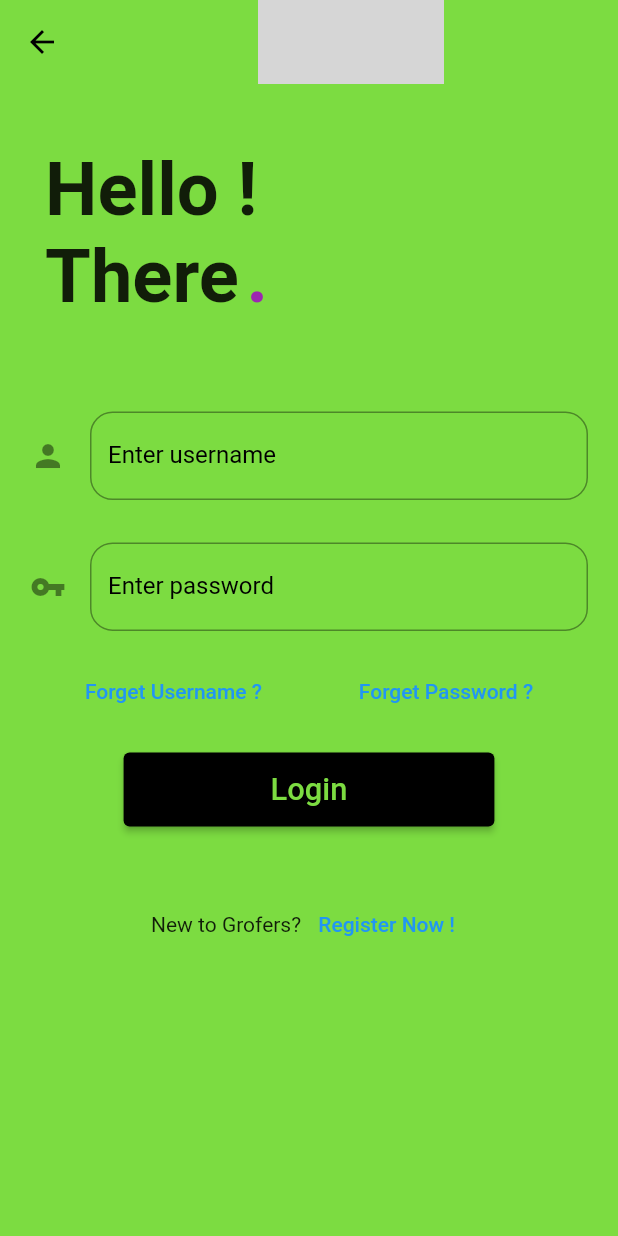
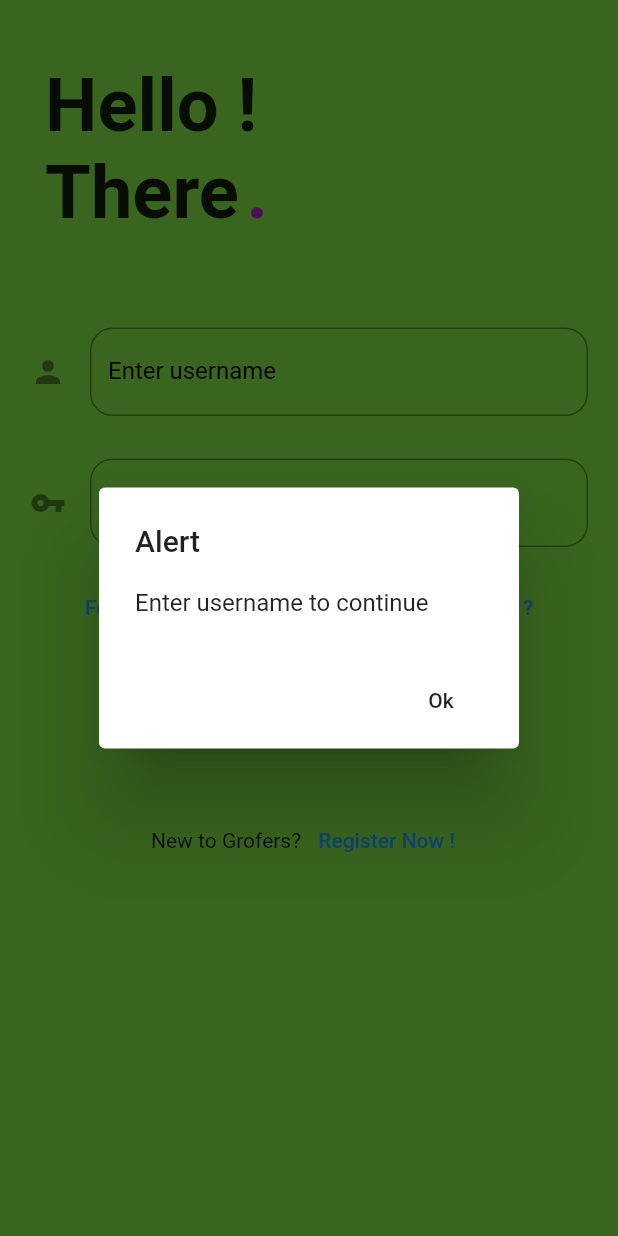
Before and after one commit to ayushgupta87/grofers_demo_app, a Flutter app: the LoginPage screen opened directly, after a tap on "Login", on a phone screen of 412 x 824 dp. Run offline on Flutter 3.47's test engine with Material 2 defaults, Android fonts, the phone set to English and light mode, and no system bars; our stand-ins replace fluttertoast, modal_progress_hud, shared_preferences; accounts and stored records are empty; grey boxes are pictures that could not be loaded.

Commit message:
Login page

```diff
--- a/lib/main.dart
+++ b/lib/main.dart
@@ -15,7 +15,7 @@ class MyApp extends StatelessWidget {
       theme: ThemeData(
         primaryColor: Color(0xff7cdc41),
       ),
-      home: ProductsPage(),
+      home: LoginPage(),
     );
   }
 }
--- a/lib/reuseable_widgets/reuseable.dart
+++ b/lib/reuseable_widgets/reuseable.dart
@@ -41,3 +41,32 @@ Widget kbuildSignupLogin(BuildContext context, String title, function) {
     ),
   );
 }
+
+
+class kshowDialogue {
+  String titleis;
+  String contentIs;
+  kshowDialogue(this.titleis, this.contentIs);
+
+  showAlertDialoge(BuildContext context) {
+    Widget okButton = FlatButton(
+      child: Text('Ok'),
+      onPressed: () {
+        Navigator.pop(context);
+      },
+    );
+    AlertDialog alert = AlertDialog(
+      title: Text(titleis),
+      content: SingleChildScrollView(child: Text(contentIs)),
+      actions: [
+        okButton,
+      ],
+    );
+    showDialog(
+      context: context,
+      builder: (BuildContext context) {
+        return alert;
+      },
+    );
+  }
+}
--- a/lib/screens/login_screen.dart
+++ b/lib/screens/login_screen.dart
@@ -2,11 +2,15 @@ import 'dart:async';
 import 'dart:convert';
 import 'dart:io';
 
+import 'package:ayush_gupta/models/network_info.dart';
 import 'package:ayush_gupta/reuseable_widgets/reuseable.dart';
+import 'package:ayush_gupta/screens/products_page.dart';
 import 'package:flutter/cupertino.dart';
 import 'package:flutter/material.dart';
 import 'package:http/http.dart' as http;
 import 'package:modal_progress_hud/modal_progress_hud.dart';
+import 'package:shared_preferences/shared_preferences.dart';
+import 'package:fluttertoast/fluttertoast.dart';
 
 class LoginPage extends StatefulWidget {
   @override
@@ -23,18 +27,6 @@ class _LoginPageState extends State<LoginPage> {
   Widget build(BuildContext context) {
     return Scaffold(
       backgroundColor: Color(0xff7cdc41),
-      appBar: AppBar(
-        elevation: 0.0,
-        title: Center(
-          child: GestureDetector(
-            onTap: () {},
-            child: Image.asset(
-              'images/nexalogo.png',
-              width: MediaQuery.of(context).size.width * 0.3,
-            ),
-          ),
-        ),
-      ),
       body: SingleChildScrollView(
         child: Column(
           crossAxisAlignment: CrossAxisAlignment.start,
@@ -127,7 +119,93 @@ class _LoginPageState extends State<LoginPage> {
               child: ElevatedButton(
                 style: ElevatedButton.styleFrom(primary: Colors.black),
                 onPressed: buttonClicked == false
-                        ? () async {}
+                    ? () async {
+                        final SharedPreferences sharedPreference =
+                            await SharedPreferences.getInstance();
+
+                        if (username.text == '') {
+                          kshowDialogue('Alert', 'Enter username to continue')
+                              .showAlertDialoge(context);
+                        } else if (password.text == '') {
+                          kshowDialogue('Alert', 'Enter password to continue')
+                              .showAlertDialoge(context);
+                        } else {
+                          setState(() {
+                            buttonClicked = true;
+                          });
+                          try {
+                            var sendLoginRequest = await http
+                                .post(loginURI, body: {
+                              "username": username.text,
+                              "password": password.text
+                            }).timeout(Duration(seconds: 20));
+
+                            if (sendLoginRequest.statusCode != 200) {
+                              String errorContent =
+                              jsonDecode(sendLoginRequest.body)['message'];
+                              kshowDialogue('Error', errorContent)
+                                  .showAlertDialoge(context);
+                            }
+
+                            if (sendLoginRequest.statusCode == 200) {
+                              String accessToken = await jsonDecode(
+                                  sendLoginRequest.body)['access_token'];
+                              String refreshToken = await jsonDecode(
+                                  sendLoginRequest.body)['refresh_token'];
+
+                              sharedPreference.setString(
+                                  'access_token',
+                                  jsonDecode(
+                                      sendLoginRequest.body)['access_token']);
+                              sharedPreference.setString(
+                                  'efresh_token',
+                                  jsonDecode(
+                                      sendLoginRequest.body)['refresh_token']);
+
+                              var user = await http.get(currentUserURI,
+                                  headers: {
+                                    HttpHeaders.authorizationHeader:
+                                    'Bearer $accessToken'
+                                  }).timeout(Duration(seconds: 10));
+
+                              var userIs =
+                              await jsonDecode(user.body)['customer_user'];
+
+                              if (user.statusCode == 200) {
+                                Navigator.pushAndRemoveUntil(context,
+                                    MaterialPageRoute(builder: (context) {
+                                      return ProductsPage();
+                                    }), (route) => false);
+                              }
+                            }
+
+                            setState(() {
+                              buttonClicked = false;
+                            });
+                          } on TimeoutException catch (e) {
+                            print('Socket Exception $e');
+                            kshowDialogue('Error',
+                                'Connectivity Error, Request timeout')
+                                .showAlertDialoge(context);
+                            setState(() {
+                              buttonClicked = false;
+                            });
+                          } on SocketException catch (e) {
+                            print('Socket Exception $e');
+                            Fluttertoast.showToast(
+                                msg: "Connectivity Error",
+                                toastLength: Toast.LENGTH_SHORT,
+                                gravity: ToastGravity.CENTER,
+                                timeInSecForIosWeb: 6,
+                                backgroundColor: Colors.black,
+                                textColor: Colors.black,
+                                fontSize: 24.0);
+                            setState(() {
+                              buttonClicked = false;
+                            });
+                          }
+                        }
+                      }
                     : null,
                 child: buttonClicked == false
                     ? Text(
@@ -148,9 +226,7 @@ class _LoginPageState extends State<LoginPage> {
               children: [
                 Text('New to Grofers? '),
                 TextButton(
-                  onPressed: buttonClicked == false
-                      ? () {}
-                      : null,
+                  onPressed: buttonClicked == false ? () {} : null,
                   child: Text('Register Now !'),
                 ),
               ],
--- a/pubspec.yaml
+++ b/pubspec.yaml
@@ -16,6 +16,8 @@ dev_dependencies:
     sdk: flutter
   http: ^0.13.1
   modal_progress_hud: ^0.1.3
+  shared_preferences: ^2.0.5
+  fluttertoast: ^8.0.3
 
 
 flutter:
```
Also changed, not shown: lib/models/network_info.dart (added, +17 -0 lines), lib/models/validate.dart (added, +49 -0 lines), pubspec.lock, 3 other files. Lines whose indentation alone changed are shown as unchanged.
